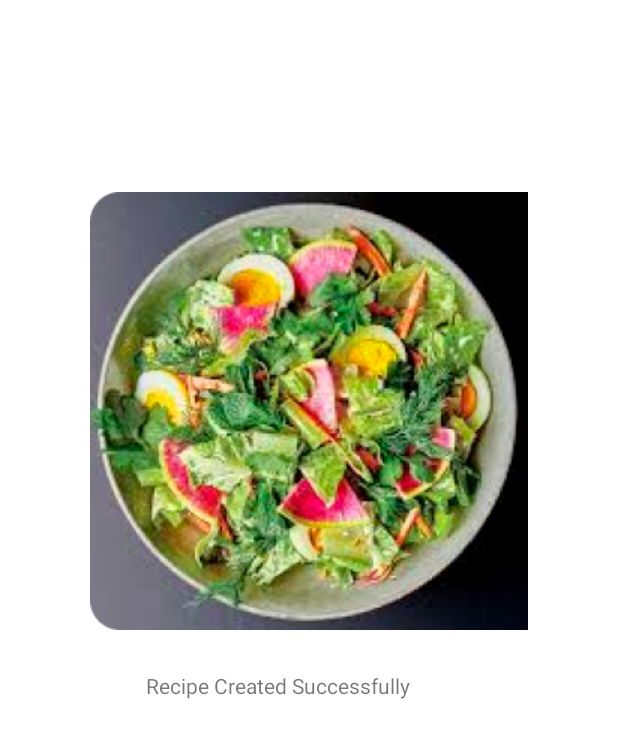
After one commit to AngelaTHan/cs446-project, an Android app: the uploadPost screen opened directly, with no data from a screen before it, on a phone screen of 412 x 824 dp. The commit adds this screen. Shown: the top 738 px of the screen. Run offline under Robolectric (Android 15) with nearby library versions, the phone set to English and light mode, and no system bars; our stand-ins replace Firebase (no records; nobody signed in at launch, a user with empty details on screens opened directly); 2 statements that could not run were skipped.

Commit message:
Fix some bugs in Middle Layer, can upload recipe now

```diff
--- a/app/build.gradle
+++ b/app/build.gradle
@@ -2,13 +2,13 @@ apply plugin: 'com.android.application'
 apply plugin: 'com.google.gms.google-services'
 
 android {
-    compileSdkVersion 29
+    compileSdkVersion 32
     buildToolsVersion "29.0.3"
 
     defaultConfig {
         applicationId "uwaterloo.cs446group7.increpeable"
         minSdkVersion 24
-        targetSdkVersion 29
+        targetSdkVersion 32
         versionCode 1
         versionName "1.0"
 
--- a/app/src/main/java/uwaterloo/cs446group6/increpeable/Recipe/DB_Recipe.java
+++ b/app/src/main/java/uwaterloo/cs446group6/increpeable/Recipe/DB_Recipe.java
@@ -8,9 +8,12 @@ import java.util.ArrayList;
 public class DB_Recipe extends Recipe {
     // constructor
     public DB_Recipe() {}
-//    public DB_Recipe (DatabaseReference mDatabase, String key, String title, String location, String description, String authorKey, String getCoverImageName, ArrayList<String> steps, ArrayList<ArrayList<String>> ingredients) {
     public DB_Recipe (DatabaseReference mDatabase, String key, String title, String location, String description, String authorKey, String getCoverImageName, ArrayList<String> steps, ArrayList<String> ingredients) {
         super(key, title, location, description, authorKey, getCoverImageName, steps, ingredients);
+    }
+    public DB_Recipe (Recipe recipe) {
+        super (recipe.getKey(), recipe.getTitle(), recipe.getLocation(), recipe.getDescription(), recipe.getAuthorKey(),
+                recipe.getCoverImageName(), recipe.getSteps(), recipe.getIngredients());
     }
 
     // Upload recipe into database
@@ -49,23 +52,13 @@ public class DB_Recipe extends Recipe {
         this.steps = steps;
         mDatabase.child("recipe").child(key).child("steps").setValue(steps);
     }
-//    //need to change if change the ingredient structure -> please delete me after change
-//    public void addIngredient (DatabaseReference mDatabase, ArrayList<String> ingredient) {
-//        this.ingredients.add(ingredient);
-//        mDatabase.child("recipe").child(key).child("ingredient").setValue(ingredient);
-//    }
-//    //need to change if change the ingredient structure -> please delete me after change
-//    public void deleteIngredient (DatabaseReference mDatabase, ArrayList<String> ingredient) {
-//        this.ingredients.remove(ingredient);
-//        mDatabase.child("recipe").child(key).child("ingredients").setValue(ingredients); //may be a bug
-//    }
     //need to change if change the ingredient structure -> please delete me after change
     public void addIngredient (DatabaseReference mDatabase, String ingredient) {
         this.ingredients.add(ingredient);
         mDatabase.child("recipe").child(key).child("ingredient").setValue(ingredient);
     }
     //need to change if change the ingredient structure -> please delete me after change
-    public void deleteIngredient (DatabaseReference mDatabase, String ingredient) {
+    public void deleteIngredient (DatabaseReference mDatabase, ArrayList<String> ingredient, String followingID) {
         this.ingredients.remove(ingredient);
         mDatabase.child("recipe").child(key).child("ingredients").setValue(ingredients); //may be a bug
     }
--- a/app/src/main/java/uwaterloo/cs446group6/increpeable/Recipe/Recipe.java
+++ b/app/src/main/java/uwaterloo/cs446group6/increpeable/Recipe/Recipe.java
@@ -17,13 +17,11 @@ public class Recipe {
     protected String timeStamp = new SimpleDateFormat("yyyy.MM.dd.HH.mm.ss").format(new java.util.Date());
 
     protected ArrayList<String> steps = new ArrayList<>();
-//    protected ArrayList<ArrayList<String>> ingredients = new ArrayList<>(); // Array of <amount, ingredient, unit> <5, salt, g>
-    protected ArrayList<String> ingredients = new ArrayList<>();
+    protected ArrayList<String> ingredients = new ArrayList<>(); // Array of <amount, ingredient, unit> <5, salt, g>
     protected ArrayList<ArrayList<String>> comments = new ArrayList<>(); // Array of <username, comment, timestamp>
 
     // constructor
     public Recipe() {}
-//    public Recipe(String key, String title, String location, String description, String authorKey, String getCoverImageName, ArrayList<String> steps, ArrayList<ArrayList<String>> ingredients) {
     public Recipe(String key, String title, String location, String description, String authorKey, String getCoverImageName, ArrayList<String> steps, ArrayList<String> ingredients) {
         this.key = key;
         this.title = title;
@@ -45,8 +43,7 @@ public class Recipe {
     public int getNumLikes () { return numLikes;}
     public int getNumCollects () { return numCollects;}
     public String timeStamp() { return timeStamp; }
-    public ArrayList<String> steps() { return steps; }
-//    public ArrayList<ArrayList<String>> getIngredients() { return ingredients; }
+    public ArrayList<String> getSteps() { return steps; }
     public ArrayList<String> getIngredients() { return ingredients; }
     public ArrayList<ArrayList<String>> getComments() { return comments; }
 }
--- a/app/src/main/java/uwaterloo/cs446group6/increpeable/backend/FirebaseClient.java
+++ b/app/src/main/java/uwaterloo/cs446group6/increpeable/backend/FirebaseClient.java
@@ -351,14 +351,15 @@ public class FirebaseClient {
         }
 
         // save newPost locally
-        DB_Recipe recipe = (DB_Recipe) newPost; // cast Recipe to DB_Recipe
+        DB_Recipe recipe = new DB_Recipe(newPost); // cast Recipe to DB_Recipe
+
         currentRecipes.add(recipe);
-
         // save newPost to firebase
         mDatabase.child("Recipes").child(newPost.getKey()).setValue(newPost);
         if (stage == Stage.DEV) {
             allRecipesInFirebase.add(recipe);
         }
+        currentUser.addMyPostID(mDatabase, newPost.getKey());
         currentActivity.notifyActivity(ReturnFromFunction.CREATE_NEW_POST);
     }
 
--- /dev/null
+++ b/app/src/main/java/uwaterloo/cs446group6/increpeable/uploadPost.java
@@ -0,0 +1,84 @@
+package uwaterloo.cs446group6.increpeable;
+
+import androidx.appcompat.app.AppCompatActivity;
+
+import android.os.Bundle;
+import android.widget.ImageView;
+import android.widget.TextView;
+
+import java.util.ArrayList;
+import java.util.UUID;
+
+import uwaterloo.cs446group6.increpeable.Recipe.Recipe;
+import uwaterloo.cs446group6.increpeable.backend.FirebaseClient;
+import uwaterloo.cs446group6.increpeable.backend.ReturnFromFunction;
+
+public class uploadPost extends NotifyActivity {
+    private TextView t;
+    private ImageView i;
+
+    @Override
+    protected void onCreate(Bundle savedInstanceState) {
+        super.onCreate(savedInstanceState);
+
+        setContentView(R.layout.activity_upload_post);
+
+        String key = UUID.randomUUID().toString();
+        String title = "Beef Wellington";
+        String location = "London, UK";
+        String description = "A traditional Beef Wellington consists of a beef tenderloin wrapped in layers of pâté, duxelles (a finely chopped mushroom mixture), parma ham, and puff pastry, then baked. Rumor has it that Beef Wellington got its name from Arthur Wellesley, the 1st Duke of Wellington, who counted the dish among his favorite recipes.";
+        String authorKey = currentUser.getKey();
+        //String authorKey = "2138921738";
+        String getCoverImageName  = key + ".jpeg";
+        ArrayList<String> steps = new ArrayList<>();
+        steps.add("Wrap each piece of beef tightly in a triple layer of cling film to set its shape, then chill overnight.");
+        steps.add("Remove the cling film, then quickly sear the beef fillets in a hot pan with a little olive oil for 30-60 seconds until browned all over and rare in the middle. Remove from the pan and leave to cool.");
+        steps.add("Finely chop the mushrooms and fry in a hot pan with a little olive oil, the thyme leaves and some seasoning. When the mushrooms begin to release their juices, continue to cook over a high heat for about 10 minutes until all the excess moisture has evaporated and you are left with a mushroom paste (known as a duxelle). Remove the duxelle from the pan and leave to cool.");
+        steps.add("Cut the pastry in half, place on a lightly floured surface and roll each piece into a rectangle large enough to envelop one of the beef fillets. Chill in the refrigerator.");
+        steps.add("Lay a large sheet of cling film on a work surface and place 4 slices of Parma ham in the middle, overlapping them slightly, to create a square. Spread half the duxelle evenly over the ham.");
+        steps.add("Season the beef fillets, then place them on top of the mushroom-covered ham. Using the cling film, roll the Parma ham over the beef, then roll and tie the cling film to get a nice, evenly thick log. Repeat this step with the other beef fillet, then chill for at least 30 minutes.");
+        steps.add("Brush the pastry with the egg wash. Remove the cling film from the beef, then wrap the pastry around each ham-wrapped fillet. Trim the pastry and brush all over with the egg wash. Cover with cling film and chill for at least 30 minutes.");
+        steps.add("When you are ready to cook the beef wellingtons, score the pastry lightly and brush with the egg wash again, then bake at 200°C/Gas 6 for 15-20 minutes until the pastry is golden brown and cooked. Rest for 10 minutes before carving.");
+        steps.add("Serve the beef wellingtons sliced.");
+
+        ArrayList<String> ingredients = new ArrayList<>(); // Array of <amount, ingredient, unit> <5, salt, g>
+        //i1.add();
+        ingredients.add("2 x 400g beef fillets");
+        ingredients.add("Olive oil, for frying");
+        ingredients.add("500g mixture of wild mushrooms, cleaned");
+        ingredients.add("1 thyme sprig, leaves only");
+        ingredients.add("500g puff pastry");
+        ingredients.add("slices of Parma ham");
+        ingredients.add("2 egg yolks, beaten with 1 tbsp water and a pinch of salt");
+        ingredients.add("Sea salt and freshly ground black pepper");
+
+        Recipe curR = new Recipe(key,title,location,description,authorKey,getCoverImageName,steps,ingredients);
+
+
+        firebaseClient.createNewPost(curR);
+        String imageID = getCoverImageName;
+
+        t = findViewById(R.id.textBox);
+        t.setText("Recipe Created Successfully");
+        i = findViewById(R.id.image);
+        i.setImageResource(R.drawable.post_image_1);
+
+        firebaseClient.uploadImageView(i, imageID);
+        firebaseClient.setRecipeCoverImageName(key, imageID);
+
+    }
+
+    /*
+    public void notifyActivity(ReturnFromFunction c) {
+        switch(c){
+            case CREATE_NEW_POST:
+
+                break;
+            case UPLOAD_IMAGEVIEW:
+                break;
+            default:
+
+        }
+    }
+     */
+}
--- a/app/src/main/res/layout/activity_upload_post.xml
+++ b/app/src/main/res/layout/activity_upload_post.xml
@@ -7,12 +7,25 @@
     tools:context=".uploadPost">
 
     <TextView
-        android:id="@+id/textView"
+        android:id="@+id/textBox"
         android:layout_width="216dp"
         android:layout_height="89dp"
         android:text="TextView"
         app:layout_constraintBottom_toBottomOf="parent"
         app:layout_constraintEnd_toEndOf="parent"
+        app:layout_constraintHorizontal_bias="0.497"
         app:layout_constraintStart_toStartOf="parent"
-        app:layout_constraintTop_toTopOf="parent" />
+        app:layout_constraintTop_toBottomOf="@+id/image"
+        app:layout_constraintVertical_bias="0.087" />
+
+    <ImageView
+        android:id="@+id/image"
+        android:layout_width="wrap_content"
+        android:layout_height="wrap_content"
+        android:layout_marginTop="128dp"
+        app:layout_constraintEnd_toEndOf="parent"
+        app:layout_constraintHorizontal_bias="0.498"
+        app:layout_constraintStart_toStartOf="parent"
+        app:layout_constraintTop_toTopOf="parent"
+        tools:srcCompat="@tools:sample/avatars" />
 </androidx.constraintlayout.widget.ConstraintLayout>
```
Also changed, not shown: app/src/main/AndroidManifest.xml (+12 -8 lines), app/src/main/java/uwaterloo/cs446group6/increpeable/HomePageActivity.java (+13 -0 lines), app/src/main/java/uwaterloo/cs446group6/increpeable/ProfilePageActivity.java (+5 -3 lines).
